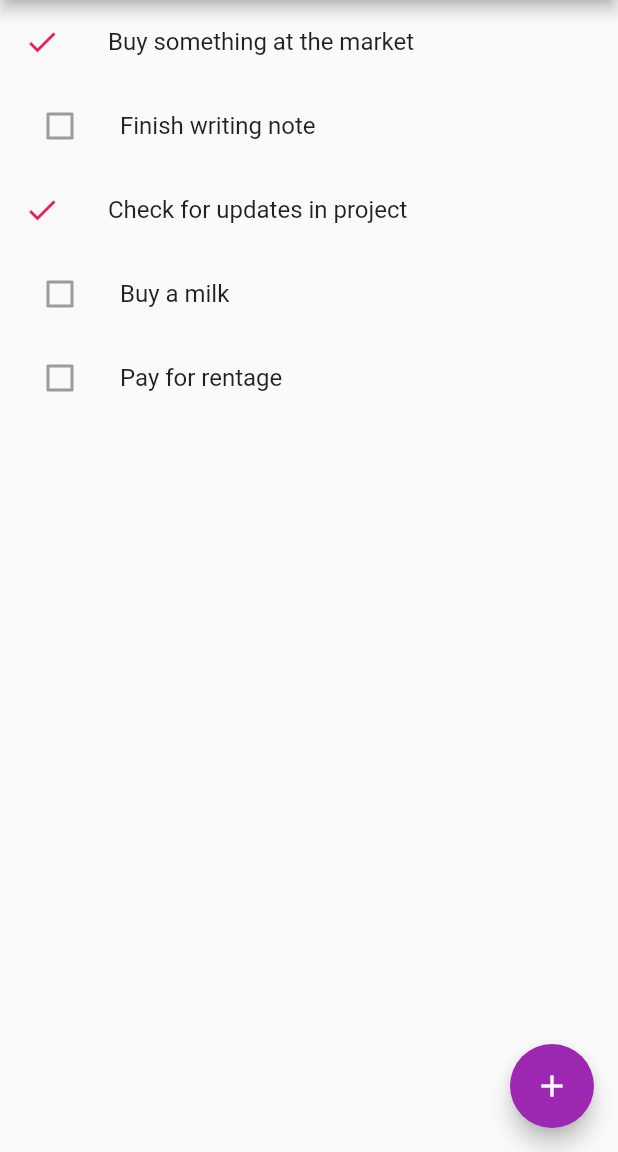
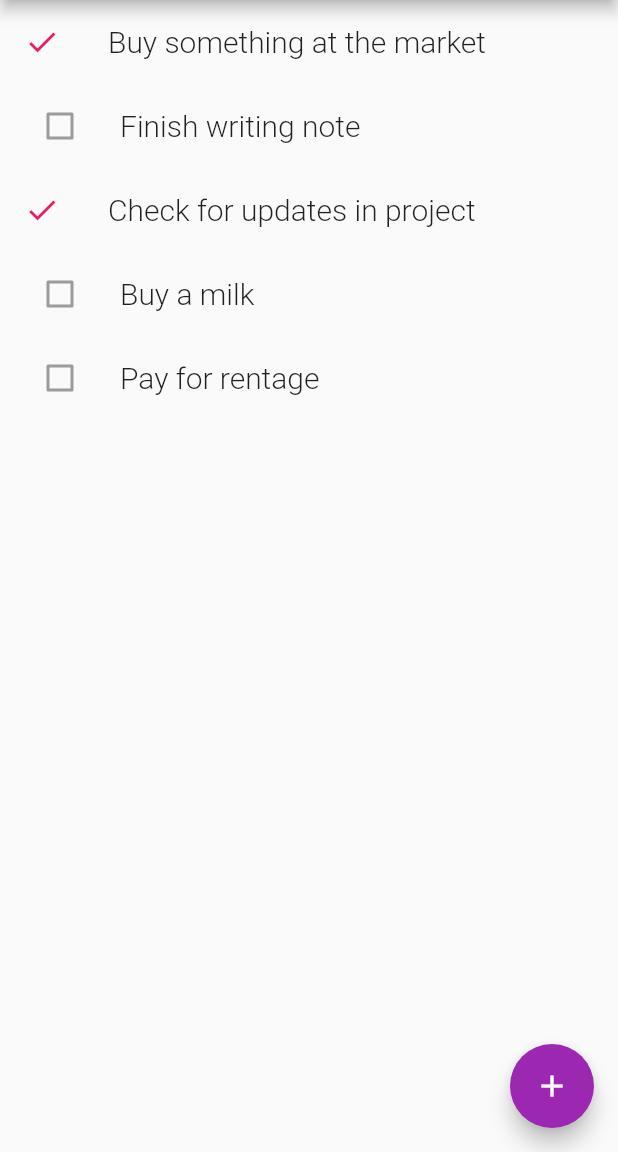
Before and after one commit to ashinzekene/flutter-task-app, a Flutter app: the screen it shows after launch, on a phone screen of 412 x 824 dp, the part 84-1236 px from its top. Run offline on Flutter 3.47's test engine with Material 2 defaults, Android fonts, the phone set to English and light mode, and no system bars.

Commit message:
add tasks

```diff
--- a/lib/task_item.dart
+++ b/lib/task_item.dart
@@ -10,12 +10,13 @@ class TaskItem extends StatelessWidget {
   TaskItem(this._task, this._onClick);
 
   final Task _task;
-  final _onClick;
+  final Function _onClick;
+  final TextStyle _taskTextStyle = TextStyle(fontWeight: FontWeight.w300, fontSize: 20.0);
 
   @override
   Widget build(BuildContext context) {
     return ListTile(
-        title: Text(_task.text),
+        title: Text(_task.text, style: _taskTextStyle),
         onTap: _onClick(_task),
         leading: _task.isCompleted
             ? Icon(
--- a/lib/taskitem.dart
+++ /dev/null
@@ -1,26 +0,0 @@
-import 'package:flutter/material.dart';
-
-
-class Task {
-  Task(this.text, this.isCompleted);
-  final String text;
-  bool isCompleted;
-}
-
-class TaskItem extends StatelessWidget {
-  TaskItem(this._text, this._isCompleted, _onClick);
-
-  final String _text;
-  final bool _isCompleted;
-
-  @override
-  Widget build(BuildContext context) {
-    return ListTile(
-      title: Text(_text),
-      leading: Icon(
-        _isCompleted ? Icons.check : Icons.adjust,
-        color: _isCompleted ? Colors.pinkAccent: null,
-      ),
-    );
-  }
-}
```
Also changed, not shown: lib/add_task.dart (added, +64 -0 lines), lib/main.dart (+14 -2 lines), lib/tasklist.dart (deleted, +0 -35 lines).
